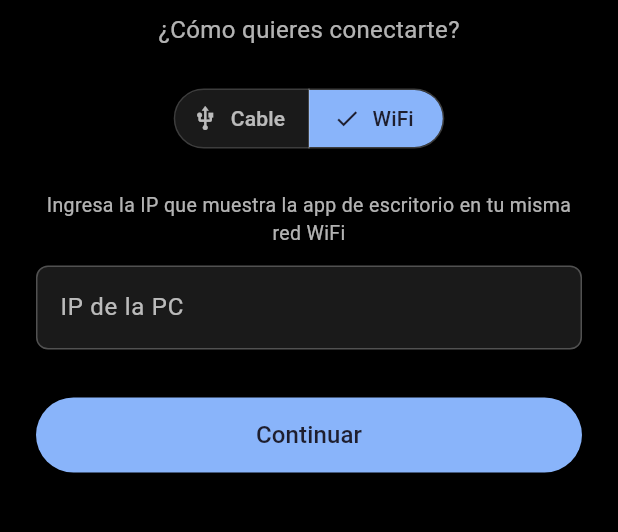
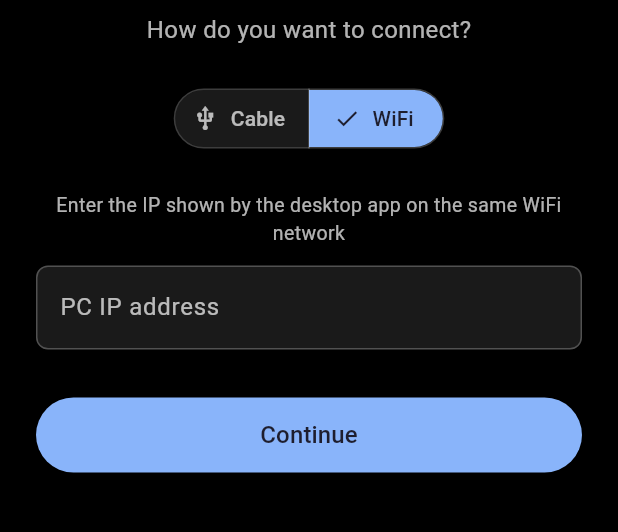
Before and after one commit to JoseLizardo21/SkreenAppMobile, a Flutter app: the screen it shows after launch, after a tap on "WiFi", on a phone screen of 412 x 824 dp, the part 507-1039 px from its top. Run offline on Flutter 3.47's test engine with Material 3 defaults, Android fonts, the phone set to English and light mode, and no system bars; our stand-ins replace wakelock_plus; missing offline and left inert: flutter_webrtc.

Commit message:
Translate UI text and comments to English

```diff
--- a/lib/helpers/screen_info_helper.dart
+++ b/lib/helpers/screen_info_helper.dart
@@ -13,8 +13,8 @@ class ScreenInfoHelper {
         'height': result['height'] as int,
       };
     } on PlatformException catch (e) {
-      print("Error obteniendo resolución: ${e.message}");
-      // Fallback a physicalSize
+      print("Error getting resolution: ${e.message}");
+      // Fallback to physicalSize
       final ui.FlutterView view = WidgetsBinding.instance.platformDispatcher.views.first;
       final ui.Size physicalSize = view.physicalSize;
       return {
--- a/lib/models/connection_mode.dart
+++ b/lib/models/connection_mode.dart
@@ -2,7 +2,7 @@ enum ConnectionMode { cable, wifi }
 
 class ConnectionConfig {
   final ConnectionMode mode;
-  final String host; // IP de la PC; en modo cable siempre '127.0.0.1' (túnel adb)
+  final String host; // PC IP; in cable mode always '127.0.0.1' (adb tunnel)
 
   const ConnectionConfig({required this.mode, required this.host});
 
--- a/lib/screens/connection_mode_screen.dart
+++ b/lib/screens/connection_mode_screen.dart
@@ -48,7 +48,7 @@ class _ConnectionModeScreenState extends State<ConnectionModeScreen> {
 
     final ip = _ipController.text.trim();
     if (!_isValidIp(ip)) {
-      setState(() => _ipError = 'Ingresa una IP válida (ej. 192.168.1.34)');
+      setState(() => _ipError = 'Enter a valid IP (e.g. 192.168.1.34)');
       return;
     }
 
@@ -88,7 +88,7 @@ class _ConnectionModeScreenState extends State<ConnectionModeScreen> {
                     ),
                     const SizedBox(height: 8),
                     const Text(
-                      '¿Cómo quieres conectarte?',
+                      'How do you want to connect?',
                       style: TextStyle(fontSize: 16, color: Colors.white70),
                     ),
                     const SizedBox(height: 24),
@@ -123,7 +123,7 @@ class _ConnectionModeScreenState extends State<ConnectionModeScreen> {
                     if (isWifi) ...[
                       const SizedBox(height: 24),
                       const Text(
-                        'Ingresa la IP que muestra la app de escritorio en tu misma red WiFi',
+                        'Enter the IP shown by the desktop app on the same WiFi network',
                         textAlign: TextAlign.center,
                         style: TextStyle(fontSize: 13, color: Colors.white70),
                       ),
@@ -137,7 +137,7 @@ class _ConnectionModeScreenState extends State<ConnectionModeScreen> {
                         style: const TextStyle(color: Colors.white),
                         cursorColor: AppColors.primary,
                         decoration: InputDecoration(
-                          labelText: 'IP de la PC',
+                          labelText: 'PC IP address',
                           labelStyle: const TextStyle(color: Colors.white70),
                           hintText: '192.168.1.34',
                           hintStyle: const TextStyle(color: Colors.white38),
@@ -170,7 +170,7 @@ class _ConnectionModeScreenState extends State<ConnectionModeScreen> {
                         foregroundColor: AppColors.onPrimary,
                         minimumSize: const Size(double.infinity, 50),
                       ),
-                      child: const Text('Continuar', style: TextStyle(fontSize: 16)),
+                      child: const Text('Continue', style: TextStyle(fontSize: 16)),
                     ),
                   ],
                 ),
--- a/lib/services/webrtc_connection.dart
+++ b/lib/services/webrtc_connection.dart
@@ -23,9 +23,9 @@ class WebrtcConnection {
       _rendererInitialized = true;
     }
 
-    // Sin STUN/TURN: en cable todo el tráfico va por el túnel adb (loopback,
-    // forzado a ICE-TCP); en WiFi es LAN directa entre dispositivos, sin NAT
-    // de por medio, así que tampoco hace falta STUN/TURN.
+    // No STUN/TURN: over cable all traffic goes through the adb tunnel
+    // (loopback, forced to ICE-TCP); over WiFi it's a direct LAN link between
+    // devices with no NAT in between, so STUN/TURN isn't needed either.
     _pc = await createPeerConnection({'iceServers': <Map<String, dynamic>>[]});
 
     _pc!.onTrack = (RTCTrackEvent event) {
```
Also changed, not shown: lib/helpers/wifi_lock_helper.dart (+6 -6 lines), lib/main.dart (+6 -6 lines), 1 other file.
